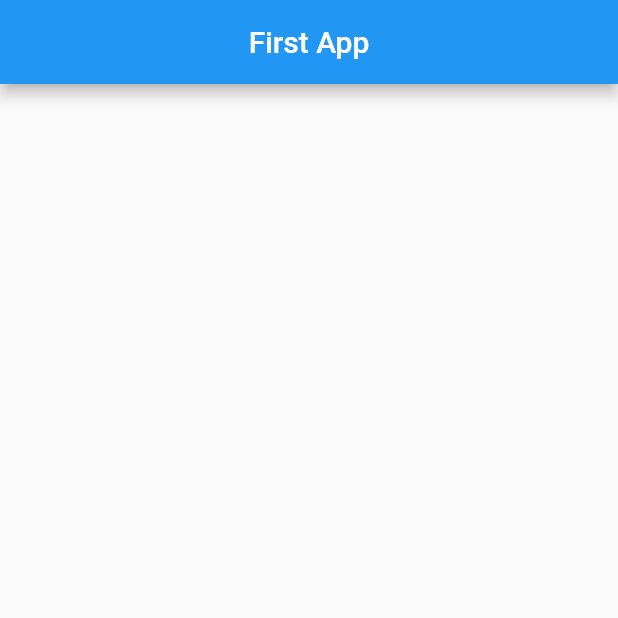
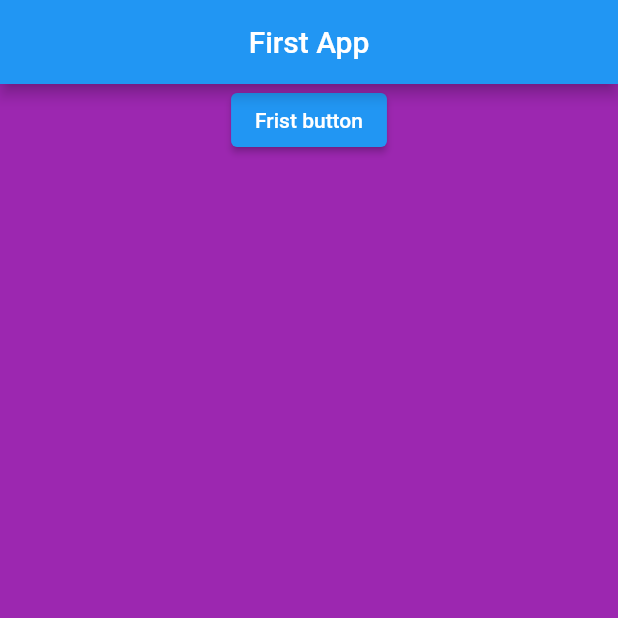
Before and after one commit to ttcapp/any_hw1, a Flutter app: the screen it shows after launch, on a phone screen of 412 x 824 dp, the top half of it. Run offline on Flutter 3.47's test engine with Material 2 defaults, Android fonts, the phone set to English and light mode, and no system bars.

Commit message:
1st hw and 2nd hw

```diff
--- a/lib/main.dart
+++ b/lib/main.dart
@@ -22,10 +22,24 @@ class AmarHomepage extends StatefulWidget {
 class _AmarHomepageState extends State<AmarHomepage> {
   @override
   Widget build(BuildContext context) {
+    double width= MediaQuery.of(context).size.width;
     return Scaffold(
       appBar: AppBar(
         centerTitle: true,
         title: Text("First App"),
+      ),
+      body: Container(
+        width: width,
+        color: Colors.purple,
+        child: Column(
+          children: [
+            ElevatedButton(
+                onPressed: (){
+
+                },
+                child: Text("Frist button"))
+          ],
+        ),
       ),
 
 
```
Also changed, not shown: 1 other file.
